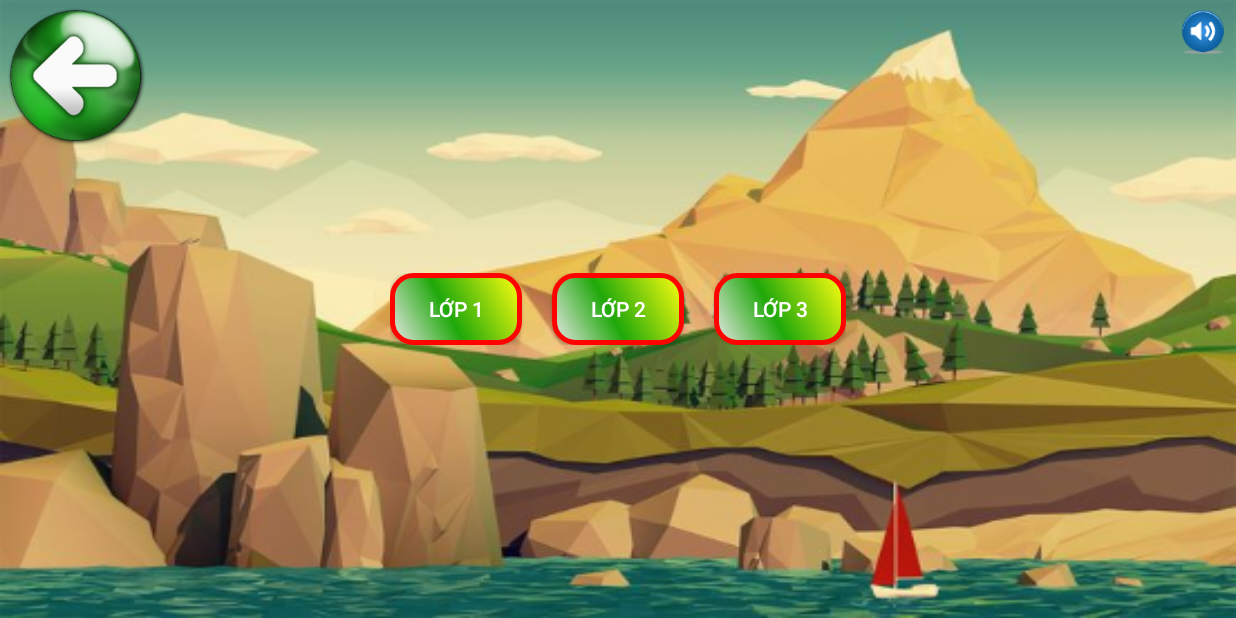
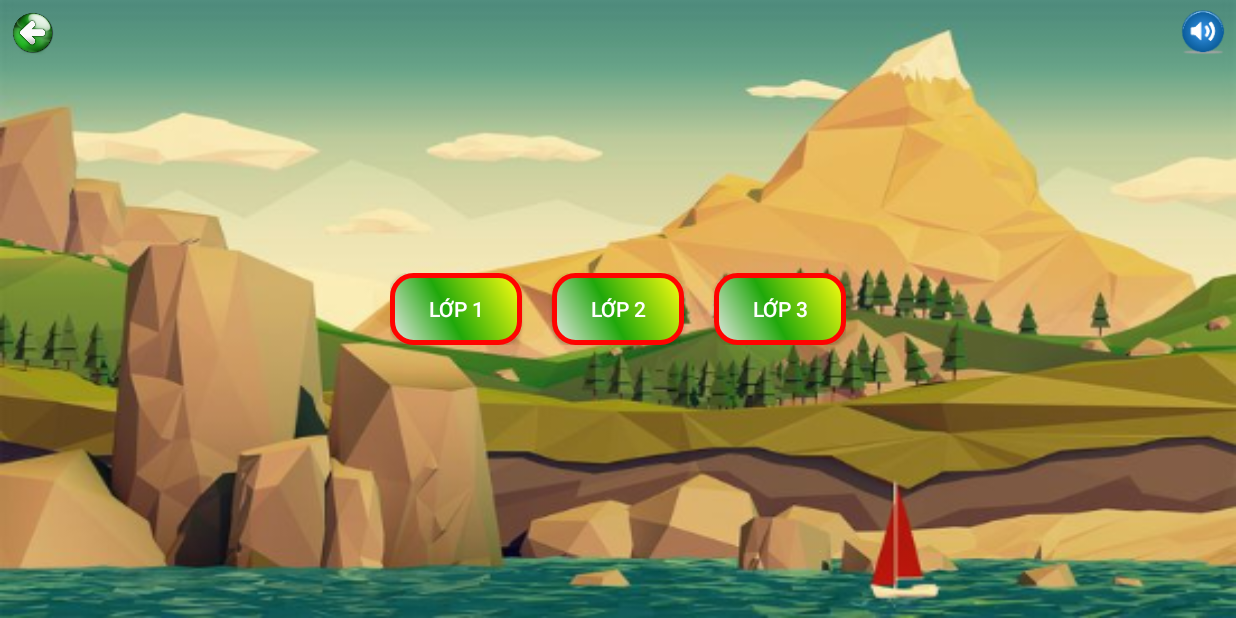
Before and after one commit to takama123/DoAnTN-Android, an Android app: the SelectClassActivity screen opened directly, with no data from a screen before it, on a phone screen of 824 x 412 dp (held sideways). Run offline under Robolectric (Android 15) with nearby library versions, the phone set to English and light mode, and no system bars.

Commit message:
Merge remote-tracking branch 'origin/master'
# Conflicts:
#	a.txt

```diff
--- a/DoAnTN/app/src/main/java/com/example/computer/doantn/GameLop1Fragment.java
+++ b/DoAnTN/app/src/main/java/com/example/computer/doantn/GameLop1Fragment.java
@@ -28,6 +28,7 @@ public class GameLop1Fragment extends Fragment implements View.OnClickListener {
     @Override
     public View onCreateView(LayoutInflater inflater, ViewGroup container,
                              Bundle savedInstanceState) {
+
         // Inflate the layout for this fragment
         View view = inflater.inflate(R.layout.chon_dap_an_dung, container, false);
         mTvSo1 = (TextView)view.findViewById(R.id.tvSo1);
--- a/DoAnTN/app/src/main/java/com/example/computer/doantn/GameMainActivity.java
+++ b/DoAnTN/app/src/main/java/com/example/computer/doantn/GameMainActivity.java
@@ -7,6 +7,8 @@ import android.support.v4.app.FragmentManager;
 import android.support.v4.app.FragmentTransaction;
 import android.support.v7.app.AppCompatActivity;
 import android.view.View;
+import android.view.Window;
+import android.view.WindowManager;
 
 public class GameMainActivity extends AppCompatActivity
     implements GameLop1Fragment.OnFragmentInteractionListener {
@@ -16,6 +18,10 @@ public class GameMainActivity extends AppCompatActivity
     @Override
     protected void onCreate(Bundle savedInstanceState) {
         super.onCreate(savedInstanceState);
+        // remove title
+        requestWindowFeature(Window.FEATURE_NO_TITLE);
+        getWindow().setFlags(WindowManager.LayoutParams.FLAG_FULLSCREEN,
+                WindowManager.LayoutParams.FLAG_FULLSCREEN);
         setContentView(R.layout.activity_game_main);
         initViews();
         convertScene(mGameLop1Fragment);
--- a/DoAnTN/app/src/main/java/com/example/computer/doantn/MainActivity.java
+++ b/DoAnTN/app/src/main/java/com/example/computer/doantn/MainActivity.java
@@ -7,6 +7,8 @@ import android.os.Bundle;
 import android.support.v7.app.AppCompatActivity;
 import android.util.Log;
 import android.view.View;
+import android.view.Window;
+import android.view.WindowManager;
 import android.widget.Button;
 
 public class MainActivity extends AppCompatActivity implements View.OnClickListener {
@@ -21,6 +23,10 @@ public class MainActivity extends AppCompatActivity implements View.OnClickListe
     @Override
     protected void onCreate(Bundle savedInstanceState) {
         super.onCreate(savedInstanceState);
+        // remove title
+        requestWindowFeature(Window.FEATURE_NO_TITLE);
+        getWindow().setFlags(WindowManager.LayoutParams.FLAG_FULLSCREEN,
+                WindowManager.LayoutParams.FLAG_FULLSCREEN);
         setContentView(R.layout.activity_main);
 
         mappingWidget();
--- a/DoAnTN/app/src/main/java/com/example/computer/doantn/SelectClassActivity.java
+++ b/DoAnTN/app/src/main/java/com/example/computer/doantn/SelectClassActivity.java
@@ -15,78 +15,57 @@ import android.widget.RelativeLayout;
 /**
  * Created by Computer on 4/9/2017.
  */
-public class SelectClassActivity extends AppCompatActivity {
-    private ImageView img;
-    private Button button;
-    ViewGroup viewGroup;
-    private String msg = "REPORT";
-    private View.DragShadowBuilder dragShadowBuilder;
-    private ClipData data;
-    private android.widget.RelativeLayout.LayoutParams layoutParams;
-    private int _xDelta;
-    private int _yDelta;
-    private float touchX = 0;
-    private float touchY = 0;
-    private float dx = 0;
-    private float dy = 0;
+public class SelectClassActivity extends AppCompatActivity implements View.OnClickListener {
+
+    private Button btnLop1;
+    private Button btnLop2;
+    private Button btnLop3;
+    private ImageView btnBack;
+    private ImageView btnSound;
 
     @Override
     protected void onCreate(Bundle savedInstanceState) {
         super.onCreate(savedInstanceState);
         setContentView(R.layout.chon_lop);
-        img = (ImageView) findViewById(R.id.btnBack);
-        button = (Button) findViewById(R.id.btnLop1);
-        viewGroup = (ViewGroup) findViewById(R.id.view_root);
-        RelativeLayout.LayoutParams layoutParams = new RelativeLayout.LayoutParams(150, 150);
-        img.setLayoutParams(layoutParams);
-        img.setOnTouchListener(new ChoiceTouchListener());
-        final float buttonX = button.getX();
-        final float buttonY = button.getY();
+
+        setWidgets();
     }
 
-    private final class ChoiceTouchListener implements View.OnTouchListener {
+    private void setWidgets() {
+        btnBack = (ImageView) findViewById(R.id.btnBack);
+        btnSound = (ImageView) findViewById(R.id.btnBack);
+        btnLop1 = (Button) findViewById(R.id.btnLop1);
+        btnLop2 = (Button) findViewById(R.id.btnLop2);
+        btnLop3 = (Button) findViewById(R.id.btnLop3);
+
+        btnBack.setOnClickListener(this);
+        btnSound.setOnClickListener(this);
+        btnLop1.setOnClickListener(this);
+        btnLop2.setOnClickListener(this);
+        btnLop3.setOnClickListener(this);
+    }
+
     @Override
-        public boolean onTouch(View v, MotionEvent event) {
-            final int X = (int) event.getRawX();
-            final int Y = (int) event.getRawY();
-      //      Log.d("TAG", "X: " + X + " Y: " + Y);
-            switch (event.getAction() & MotionEvent.ACTION_MASK) {
-                case MotionEvent.ACTION_DOWN:
-                    RelativeLayout.LayoutParams layoutParams =
-                        (RelativeLayout.LayoutParams) v.getLayoutParams();
-                    _xDelta = X - layoutParams.leftMargin;
-                    _yDelta = Y - layoutParams.topMargin;
-             //       Log.d("TAG", "action down  " + "X: " + _xDelta + " Y: " + _yDelta);
+    public void onClick(View v) {
+        int idView = v.getId();
+        switch (idView){
+            case R.id.btnBack:
+
+                Log.d("click:","btnBack");
                 break;
-                case MotionEvent.ACTION_UP:
+            case R.id.btnSound:
+                Log.d("click:","btnSound");
                 break;
-                case MotionEvent.ACTION_POINTER_DOWN:
+            case R.id.btnLop1:
+                Log.d("click:","btnLop1");
                 break;
-                case MotionEvent.ACTION_POINTER_UP:
+            case R.id.btnLop2:
+                Log.d("click:","btnLop2");
                 break;
-                case MotionEvent.ACTION_MOVE:
-       //             Log.d("TAG", "action move");
-                    RelativeLayout.LayoutParams layoutParams1 =
-                        (RelativeLayout.LayoutParams) v.getLayoutParams();
-                    layoutParams1.leftMargin = X - _xDelta;
-                    layoutParams1.topMargin = Y - _yDelta;
-                    layoutParams1.rightMargin = -250;
-                    layoutParams1.bottomMargin = -250;
-                    v.setLayoutParams(layoutParams1);
-                    if(CheckCollision(v,button)){
-                        Log.d("TAG","CAI DIS ME MAY");
-                    }
+            case R.id.btnLop3:
+                Log.d("click:","btnLop3");
                 break;
-            }
-            viewGroup.invalidate();
-            return true;
+
         }
     }
-
-    public boolean CheckCollision(View v1,View v2) {
-        Rect R1=new Rect(v1.getLeft(), v1.getTop(), v1.getRight(), v1.getBottom());
-        Rect R2=new Rect(v2.getLeft(), v2.getTop(), v2.getRight(), v2.getBottom());
-        return R1.intersect(R2);
-        //dis me csi loz j vay
 }
-}
--- a/DoAnTN/app/src/main/res/layout/chon_lop.xml
+++ b/DoAnTN/app/src/main/res/layout/chon_lop.xml
@@ -53,10 +53,10 @@
         android:background="@null"
         android:layout_alignParentLeft="true"
         android:layout_alignParentTop="true"
-        android:layout_marginTop="30px"
-        android:layout_marginLeft="30px"
-        android:layout_width = "60dp"
-        android:layout_height= "60dp"
+        android:layout_marginTop="10px"
+        android:layout_marginLeft="10px"
+        android:layout_width = "30dp"
+        android:layout_height= "30dp"
         android:scaleType="fitXY"
         />
 </RelativeLayout>
```
Also changed, not shown: DoAnTN/app/src/main/AndroidManifest.xml (+4 -4 lines), DoAnTN/app/src/main/java/com/example/computer/doantn/trash.java (added, +92 -0 lines), DoAnTN/app/src/main/res/layout/chon_dap_an_dung.xml (+12 -16 lines), DoAnTN/app/src/main/res/drawable/dauhoi.png (added), DoAnTN/app/src/main/res/drawable/levelbackground.png (added). Lines whose indentation alone changed are shown as unchanged.
